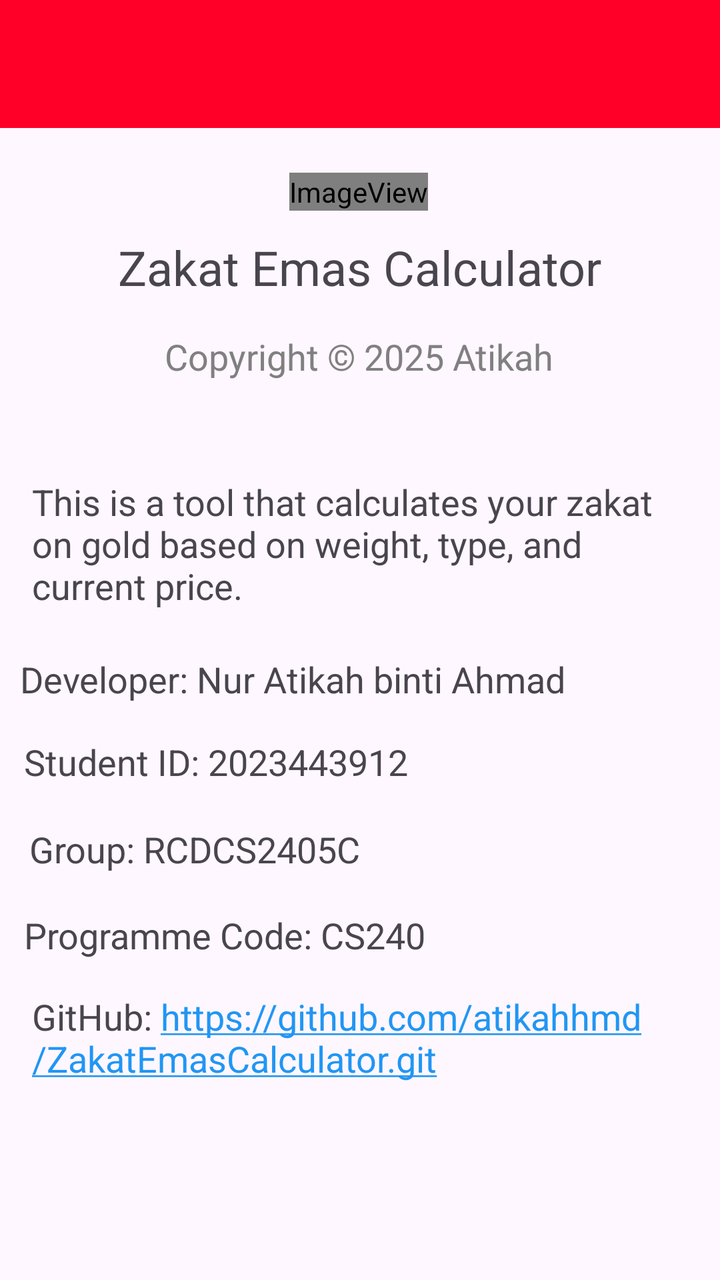
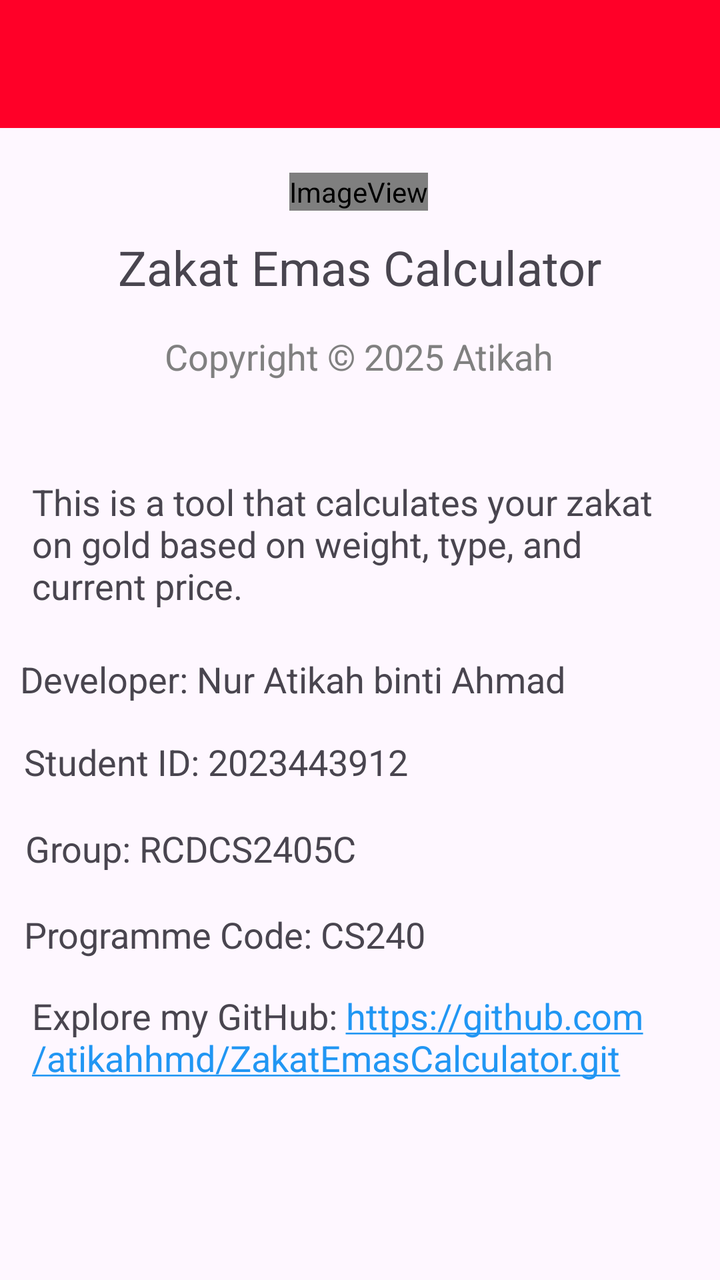

An Android layout rendered at two revisions. The XML below is the earlier revision; the diff shows what the commit changed to produce the second picture.
<!-- AndroidManifest.xml: application theme Theme.ZakatEmasCalculator -->
<!-- res/layout/activity_about.xml -->
<?xml version="1.0" encoding="utf-8"?>
<androidx.constraintlayout.widget.ConstraintLayout
    xmlns:android="http://schemas.android.com/apk/res/android"
    xmlns:app="http://schemas.android.com/apk/res-auto"
    xmlns:tools="http://schemas.android.com/tools"
    android:id="@+id/main"
    android:layout_width="match_parent"
    android:layout_height="match_parent"
    tools:context=".AboutActivity">

    
    <androidx.appcompat.widget.Toolbar
        android:id="@+id/zakat_toolbar"
        android:layout_width="0dp"
        android:layout_height="wrap_content"
        android:background="?attr/colorPrimary"
        android:minHeight="?attr/actionBarSize"
        android:theme="?attr/actionBarTheme"
        app:titleTextColor="@color/white"
        app:layout_constraintBottom_toBottomOf="parent"
        app:layout_constraintEnd_toEndOf="parent"
        app:layout_constraintHorizontal_bias="0.0"
        app:layout_constraintStart_toStartOf="parent"
        app:layout_constraintTop_toTopOf="parent"
        app:layout_constraintVertical_bias="0.0" />

    
    <ImageView
        android:id="@+id/imageView"
        android:layout_width="wrap_content"
        android:layout_height="wrap_content"
        android:layout_below="@id/zakat_toolbar"
        android:layout_centerHorizontal="true"
        app:layout_constraintBottom_toBottomOf="parent"
        app:layout_constraintEnd_toEndOf="parent"
        app:layout_constraintHorizontal_bias="0.498"
        app:layout_constraintStart_toStartOf="parent"
        app:layout_constraintTop_toBottomOf="@+id/zakat_toolbar"
        app:layout_constraintVertical_bias="0.04"
        app:srcCompat="@mipmap/ic_launcher" />


    
    <TextView
        android:id="@+id/tvTitle"
        android:layout_width="wrap_content"
        android:layout_height="wrap_content"
        android:layout_below="@id/imageView"
        android:layout_centerHorizontal="true"
        android:text="@string/app_name"
        android:textSize="24sp"
        app:layout_constraintBottom_toBottomOf="parent"
        app:layout_constraintEnd_toEndOf="parent"
        app:layout_constraintStart_toStartOf="parent"
        app:layout_constraintTop_toBottomOf="@+id/imageView"
        app:layout_constraintVertical_bias="0.024" />

    
    <TextView
        android:id="@+id/tvCopyright"
        android:layout_width="wrap_content"
        android:layout_height="wrap_content"
        android:layout_below="@id/tvTitle"
        android:layout_centerHorizontal="true"
        android:text="@string/copyright"
        android:textColor="#808080"
        android:textSize="18sp"
        app:layout_constraintBottom_toBottomOf="parent"
        app:layout_constraintEnd_toEndOf="parent"
        app:layout_constraintHorizontal_bias="0.498"
        app:layout_constraintStart_toStartOf="parent"
        app:layout_constraintTop_toBottomOf="@+id/tvTitle"
        app:layout_constraintVertical_bias="0.035" />


    <TextView
        android:id="@+id/tvDeveloper"
        android:layout_width="wrap_content"
        android:layout_height="wrap_content"
        android:layout_marginTop="16dp"
        android:text="Developer: Nur Atikah binti Ahmad"
        android:textSize="18sp"
        app:layout_constraintBottom_toBottomOf="parent"
        app:layout_constraintEnd_toEndOf="parent"
        app:layout_constraintHorizontal_bias="0.115"
        app:layout_constraintStart_toStartOf="parent"
        app:layout_constraintTop_toBottomOf="@+id/introText"
        app:layout_constraintVertical_bias="0.022" />

    <TextView
        android:id="@+id/tvStudentID"
        android:layout_width="wrap_content"
        android:layout_height="wrap_content"
        android:layout_marginTop="16dp"
        android:text="Student ID: 2023443912"
        android:textSize="18sp"
        app:layout_constraintBottom_toBottomOf="parent"
        app:layout_constraintEnd_toEndOf="parent"
        app:layout_constraintHorizontal_bias="0.072"
        app:layout_constraintStart_toStartOf="parent"
        app:layout_constraintTop_toBottomOf="@id/tvDeveloper"
        app:layout_constraintVertical_bias="0.004" />

    <TextView
        android:id="@+id/classGroup"
        android:layout_width="wrap_content"
        android:layout_height="wrap_content"
        android:layout_marginTop="16dp"
        android:text="Group: RCDCS2405C"
        android:textSize="18sp"
        app:layout_constraintBottom_toBottomOf="parent"
        app:layout_constraintEnd_toEndOf="parent"
        app:layout_constraintHorizontal_bias="0.076"
        app:layout_constraintStart_toStartOf="parent"
        app:layout_constraintTop_toBottomOf="@id/tvStudentID"
        app:layout_constraintVertical_bias="0.016" />

    <TextView
        android:id="@+id/tvProgramme"
        android:layout_width="wrap_content"
        android:layout_height="wrap_content"
        android:layout_marginTop="16dp"
        android:text="Programme Code: CS240"
        android:textSize="18sp"
        app:layout_constraintBottom_toBottomOf="parent"
        app:layout_constraintEnd_toEndOf="parent"
        app:layout_constraintHorizontal_bias="0.076"
        app:layout_constraintStart_toStartOf="parent"
        app:layout_constraintTop_toBottomOf="@id/classGroup"
        app:layout_constraintVertical_bias="0.016" />

    <TextView
        android:id="@+id/tvUrl"
        android:layout_width="0dp"
        android:layout_height="wrap_content"
        android:layout_marginStart="16dp"
        android:layout_marginTop="16dp"
        android:layout_marginEnd="16dp"
        android:autoLink="web"
        android:linksClickable="true"
        android:text="GitHub: https://github.com/atikahhmd/ZakatEmasCalculator.git"
        android:textColorLink="#2196F3"
        android:textSize="18sp"
        app:layout_constraintBottom_toBottomOf="parent"
        app:layout_constraintEnd_toEndOf="parent"
        app:layout_constraintHorizontal_bias="1.0"
        app:layout_constraintStart_toStartOf="parent"
        app:layout_constraintTop_toBottomOf="@id/tvProgramme"
        app:layout_constraintVertical_bias="0.003" />

    <TextView
        android:id="@+id/introText"
        android:layout_width="0dp"
        android:layout_height="wrap_content"
        android:layout_marginStart="16dp"
        android:layout_marginEnd="16dp"
        android:text="@string/about_text"
        android:textSize="18sp"
        app:layout_constraintBottom_toBottomOf="parent"
        app:layout_constraintEnd_toEndOf="parent"
        app:layout_constraintHorizontal_bias="0.0"
        app:layout_constraintStart_toStartOf="parent"
        app:layout_constraintTop_toTopOf="parent"
        app:layout_constraintVertical_bias="0.416" />

</androidx.constraintlayout.widget.ConstraintLayout>
<!-- resources referenced by this layout -->
<resources>
  <color name="white">#FFFFFFFF</color>
  <!-- mipmap ic_launcher (mipmap-anydpi-v26) -->
  <?xml version="1.0" encoding="utf-8"?>
  <adaptive-icon xmlns:android="http://schemas.android.com/apk/res/android">
      <background android:drawable="@color/ic_launcher_background"/>
      <foreground android:drawable="@drawable/ic_launcher_foreground"/>
  </adaptive-icon>
  <string name="about_text">This is a tool that calculates your zakat on gold based on weight, type, and current price.</string>
  <string name="app_name">Zakat Emas Calculator</string>
  <string name="copyright">Copyright © 2025 Atikah</string>
  <style name="Theme.ZakatEmasCalculator" parent="Base.Theme.ZakatEmasCalculator" />
  <color name="ic_launcher_background">#FF0028</color>
  <!-- drawable ic_launcher_foreground (drawable) -->
  <vector xmlns:android="http://schemas.android.com/apk/res/android"
      android:width="108dp"
      android:height="108dp"
      android:viewportWidth="960"
      android:viewportHeight="960"
      android:tint="#F8F400">
    <group android:scaleX="0.58"
        android:scaleY="0.58"
        android:translateX="201.6"
        android:translateY="201.6">
      <path
          android:fillColor="@android:color/white"
          android:pathData="M320,720L380,720L380,640L460,640L460,580L380,580L380,500L320,500L320,580L240,580L240,640L320,640L320,720ZM520,690L720,690L720,630L520,630L520,690ZM520,590L720,590L720,530L520,530L520,590ZM564,438L620,382L676,438L718,396L662,338L718,282L676,240L620,296L564,240L522,282L578,338L522,396L564,438ZM250,368L450,368L450,308L250,308L250,368ZM200,840Q167,840 143.5,816.5Q120,793 120,760L120,200Q120,167 143.5,143.5Q167,120 200,120L760,120Q793,120 816.5,143.5Q840,167 840,200L840,760Q840,793 816.5,816.5Q793,840 760,840L200,840ZM200,760L760,760Q760,760 760,760Q760,760 760,760L760,200Q760,200 760,200Q760,200 760,200L200,200Q200,200 200,200Q200,200 200,200L200,760Q200,760 200,760Q200,760 200,760ZM200,200L200,200Q200,200 200,200Q200,200 200,200L200,760Q200,760 200,760Q200,760 200,760L200,760Q200,760 200,760Q200,760 200,760L200,200Q200,200 200,200Q200,200 200,200Z"/>
    </group>
  </vector>
  <style name="Base.Theme.ZakatEmasCalculator" parent="Theme.Material3.DayNight.NoActionBar">
          
          <item name="colorPrimary">@color/my_light_primary</item>
          <item name="android:textColorPrimary">@color/my_light_textcolor</item>
          <item name="popupMenuStyle">@style/my_popupMenuStyle</item>
          <item name="textAppearanceLargePopupMenu">@style/MenuTextStyle</item>
      </style>
  <color name="my_light_primary">#FF0028</color>
  <color name="my_light_textcolor">#000000</color>
  <style name="my_popupMenuStyle" parent="Widget.AppCompat.PopupMenu">
          <item name="android:popupBackground">@color/white</item>
      </style>
  <style name="MenuTextStyle" parent="TextAppearance.AppCompat.Widget.PopupMenu.Large">
          <item name="android:textColor">@color/black</item>
      </style>
  <color name="black">#FF000000</color>
</resources>

<!-- the commit's change to res/layout/activity_about.xml (unified diff, before → after) -->
@@ -110,10 +110,10 @@
         android:textSize="18sp"
         app:layout_constraintBottom_toBottomOf="parent"
         app:layout_constraintEnd_toEndOf="parent"
-        app:layout_constraintHorizontal_bias="0.076"
+        app:layout_constraintHorizontal_bias="0.065"
         app:layout_constraintStart_toStartOf="parent"
         app:layout_constraintTop_toBottomOf="@id/tvStudentID"
-        app:layout_constraintVertical_bias="0.016" />
+        app:layout_constraintVertical_bias="0.014" />
 
     <TextView
         android:id="@+id/tvProgramme"
@@ -127,7 +127,7 @@
         app:layout_constraintHorizontal_bias="0.076"
         app:layout_constraintStart_toStartOf="parent"
         app:layout_constraintTop_toBottomOf="@id/classGroup"
-        app:layout_constraintVertical_bias="0.016" />
+        app:layout_constraintVertical_bias="0.017" />
 
     <TextView
         android:id="@+id/tvUrl"
@@ -138,7 +138,7 @@
         android:layout_marginEnd="16dp"
         android:autoLink="web"
         android:linksClickable="true"
-        android:text="GitHub: https://github.com/atikahhmd/ZakatEmasCalculator.git"
+        android:text="Explore my GitHub: https://github.com/atikahhmd/ZakatEmasCalculator.git"
         android:textColorLink="#2196F3"
         android:textSize="18sp"
         app:layout_constraintBottom_toBottomOf="parent"
